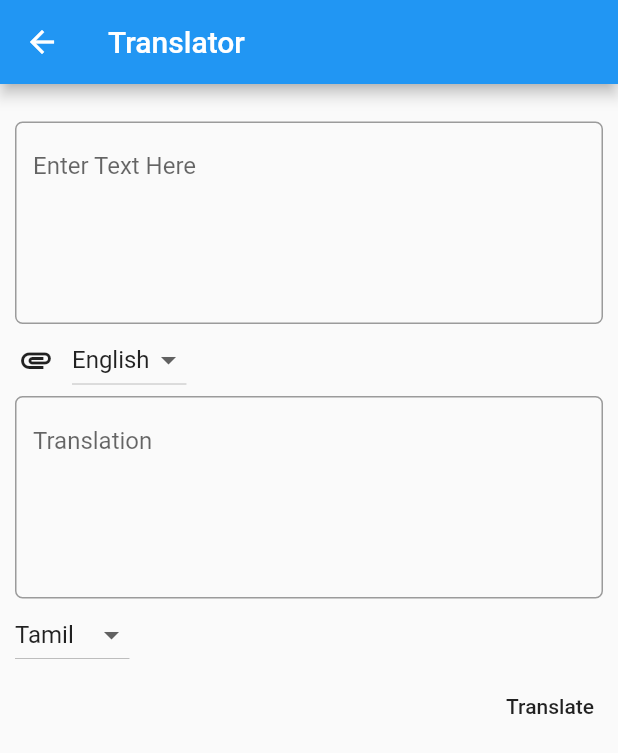
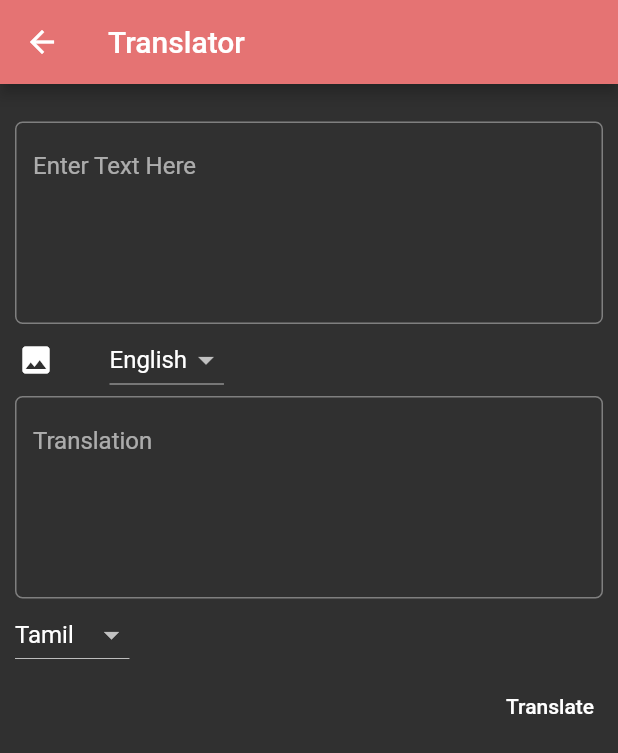
Before and after one commit to GowthamF/travel_sl, a Flutter app: the screen it shows after launch, after a tap on "Translator", on a phone screen of 412 x 824 dp. Shown: the top 753 px of the screen. Run offline on Flutter 3.47's test engine with Material 2 defaults, Android fonts, the phone set to English and light mode, and no system bars; our stand-ins replace bloc, cloud_firestore, equatable, flutter_bloc, geolocator, google_maps_flutter and 1 more; missing offline and left inert: firebase_ml_vision, flutter_polyline_points, geocoder; accounts and stored records are empty; network calls fail.

Commit message:
themeing is done

```diff
--- a/lib/main.dart
+++ b/lib/main.dart
@@ -22,7 +22,10 @@ class Main extends StatelessWidget {
       debugShowCheckedModeBanner: false,
       title: 'Flutter Demo',
       theme: ThemeData(
-        primarySwatch: Colors.blue,
+        primaryColor: Color(0xFFE57373),
+        accentColor: Color(0xFFffcdd2),
+        buttonColor: Color(0xFFffa4a2),
+        brightness: Brightness.dark,
       ),
       home: BlocProvider(
         create: (context) => RouteBloc(),
--- a/lib/widgets/direction_paints/directions_circle.dart
+++ b/lib/widgets/direction_paints/directions_circle.dart
@@ -73,7 +73,7 @@ class DrawLargeCircles extends CustomPainter {
   @override
   void paint(Canvas canvas, Size size) {
     Paint paint = Paint()
-      ..color = Colors.black
+      ..color = Colors.white
       ..strokeWidth = 3
       ..style = PaintingStyle.stroke;
 
--- a/lib/widgets/directions/directions_to.dart
+++ b/lib/widgets/directions/directions_to.dart
@@ -71,7 +71,10 @@ class _DirectionsTo extends State<DirectionsTo> {
                     BlocConsumer<PlaceAutoSuggestBloc, PlaceAutoSuggestState>(
                         builder: (c, s) {
               if (s is PlaceAutoSuggestEmpty) {
-                return Container();
+                return Container(
+                    child: Center(
+                  child: Text('Enter Something'),
+                ));
               }
 
               if (s is PlaceAutoSuggestLoaded) {
--- a/lib/widgets/gmap.dart
+++ b/lib/widgets/gmap.dart
@@ -25,8 +25,10 @@ class _GMap extends State<GMap> {
   @override
   Widget build(BuildContext context) {
     return SafeArea(
+      top: false,
       child: Scaffold(
         appBar: AppBar(
+          brightness: Brightness.dark,
           title: Text('Map'),
           leading: IconButton(
               icon: Icon(Icons.arrow_back),
--- a/lib/widgets/home.dart
+++ b/lib/widgets/home.dart
@@ -49,13 +49,12 @@ class _Home extends State<Home> {
                           alignment: Alignment.center,
                           child: Text(
                             'travelSL',
-                            style: TextStyle(color: Colors.black),
+                            style: TextStyle(color: Colors.white),
                           ),
                         ),
                         bottom: HomeSearchBar(
                           focusNode: _focusNode,
                         ),
-                        backgroundColor: Colors.white,
                         floating: true,
                         pinned: true,
                         snap: false,
--- a/lib/widgets/translator/translator_view.dart
+++ b/lib/widgets/translator/translator_view.dart
@@ -77,13 +77,17 @@ class _TranslatorView extends State<TranslatorView> {
               alignment: WrapAlignment.start,
               children: <Widget>[
                 IconButton(
-                    icon: Icon(Icons.attachment),
+                    tooltip: 'Select Image',
+                    icon: Icon(Icons.image),
                     onPressed: () async {
                       final results = await Navigator.of(context).push(
                           MaterialPageRoute(
                               builder: (context) => TranslatorFromImage()));
                       _fromLanguageController.text = results;
                     }),
+                SizedBox(
+                  width: 25,
+                ),
                 DropdownButton<AvailableLanguage>(
                   value: _fromSelectedLanguage,
                   iconSize: 24,
```
Also changed, not shown: lib/widgets/buses/bus_view.dart (+5 -3 lines), lib/widgets/directions/direction_view.dart (+8 -19 lines), lib/widgets/directions/directions_menu.dart (+15 -9 lines), lib/widgets/home/homesearchbar.dart (+3 -4 lines), lib/widgets/map/gmap.dart (+9 -4 lines), lib/widgets/places/placesview.dart (+14 -10 lines), lib/widgets/trains/train_view.dart (+5 -3 lines).
